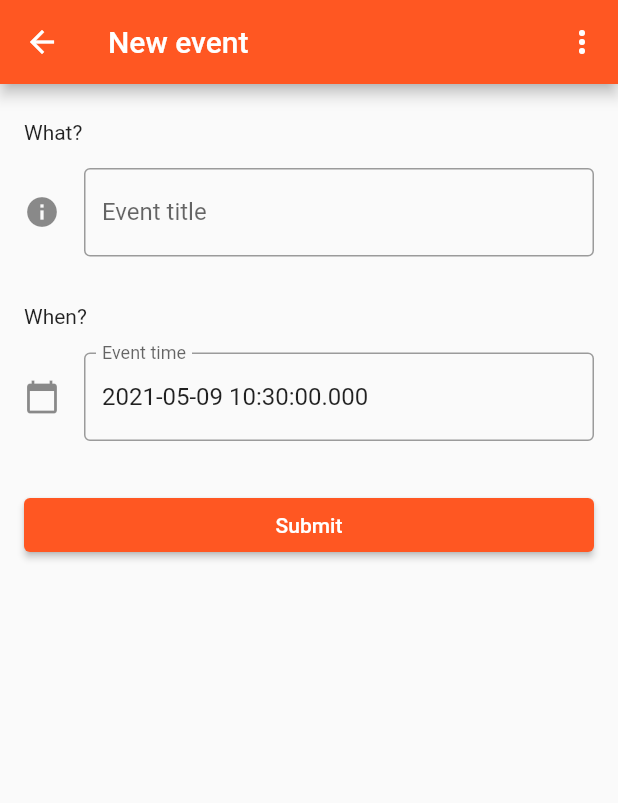
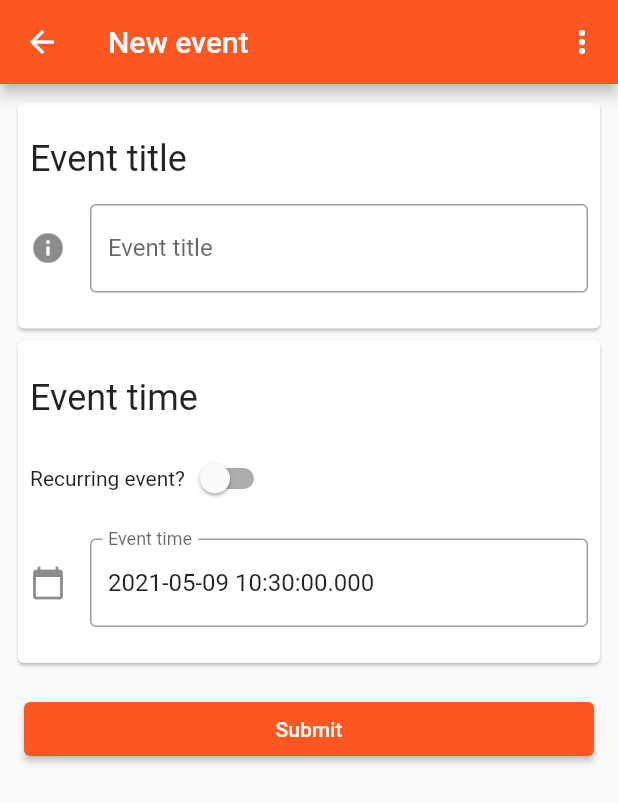
Before and after one commit to ggiuffre/patterns, a Flutter app: the NewEventPage screen opened directly with empty values, on a phone screen of 412 x 824 dp. Shown: the top 803 px of the screen. Run offline on Flutter 3.47's test engine with Material 2 defaults, Android fonts, the phone set to English and light mode, and no system bars; our stand-ins replace cloud_firestore, firebase_auth, firebase_core, flutter_riverpod, shared_preferences; accounts and stored records are empty.

Commit message:
Allow to create recurring events (WIP)

```diff
--- a/lib/ui/components/new_event_form.dart
+++ b/lib/ui/components/new_event_form.dart
@@ -12,6 +12,16 @@ class NewEventForm extends StatefulWidget {
   @override
   _NewEventFormState createState() => _NewEventFormState();
 }
+
+const weekDays = {
+  DateTime.monday: "Monday",
+  DateTime.tuesday: "Tuesday",
+  DateTime.wednesday: "Wednesday",
+  DateTime.thursday: "Thursday",
+  DateTime.friday: "Friday",
+  DateTime.saturday: "Saturday",
+  DateTime.sunday: "Sunday",
+};
 
 class _NewEventFormState extends State<NewEventForm> {
   static const List<String> _textFieldHints = <String>[
@@ -30,6 +40,8 @@ class _NewEventFormState extends State<NewEventForm> {
 
   String _eventTitle = "";
   DateTime _eventTime = DateTime.now();
+  bool _recurringEvent = false; // whether the event being creates recurs at a precise time interval
+  int _recurringEventTime = DateTime.monday; // when the event being created occurs, if it is a recurring one
   bool _addingEvent = false; // whether an event is in the process of being added
 
   @override
@@ -44,14 +56,15 @@ class _NewEventFormState extends State<NewEventForm> {
         child: ListView(
           padding: const EdgeInsets.all(8.0),
           children: [
-            Padding(
-              padding: const EdgeInsets.symmetric(vertical: 8.0),
+            Card(
+              child: Padding(
+                padding: const EdgeInsets.symmetric(vertical: 16.0),
                 child: Column(
                   crossAxisAlignment: CrossAxisAlignment.start,
                   children: [
-                  const Padding(
-                    padding: EdgeInsets.all(8.0),
-                    child: Text("What?"),
+                    Padding(
+                      padding: const EdgeInsets.all(8.0),
+                      child: Text("Event title", style: Theme.of(context).textTheme.headline5),
                     ),
                     Padding(
                       padding: const EdgeInsets.all(8.0),
@@ -111,18 +124,41 @@ class _NewEventFormState extends State<NewEventForm> {
                   ],
                 ),
               ),
-            Padding(
-              padding: const EdgeInsets.symmetric(vertical: 8.0),
+            ),
+            Card(
+              child: Padding(
+                padding: const EdgeInsets.symmetric(vertical: 16.0),
                 child: Column(
                   crossAxisAlignment: CrossAxisAlignment.start,
                   children: [
-                  const Padding(
-                    padding: EdgeInsets.all(8.0),
-                    child: Text("When?"),
+                    Padding(
+                      padding: const EdgeInsets.all(8.0),
+                      child: Text("Event time", style: Theme.of(context).textTheme.headline5),
                     ),
                     Padding(
                       padding: const EdgeInsets.all(8.0),
-                    child: TextFormField(
+                      child: Row(
+                        children: [
+                          const Text("Recurring event?"),
+                          Switch(value: _recurringEvent, onChanged: (v) => setState(() => _recurringEvent = v)),
+                        ],
+                      ),
+                    ),
+                    Padding(
+                      padding: const EdgeInsets.all(8.0),
+                      child: _recurringEvent
+                          ? Column(
+                              children: [
+                                for (final weekDay in weekDays.keys)
+                                  RadioListTile<int>(
+                                    title: Text("Every ${weekDays[weekDay]}"),
+                                    value: weekDay,
+                                    groupValue: _recurringEventTime,
+                                    onChanged: (v) => setState(() => _recurringEventTime = v ?? _recurringEventTime),
+                                  ),
+                              ],
+                            )
+                          : TextFormField(
                               controller: _dateFieldController,
                               onTap: () async {
                                 final newTime = await _selectDate(context);
@@ -139,6 +175,7 @@ class _NewEventFormState extends State<NewEventForm> {
                   ],
                 ),
               ),
+            ),
             Padding(
               padding: const EdgeInsets.symmetric(vertical: 16.0, horizontal: 8.0),
               child: _addingEvent
@@ -147,7 +184,16 @@ class _NewEventFormState extends State<NewEventForm> {
                       onPressed: () async {
                         if (_formKey.currentState!.validate()) {
                           setState(() => _addingEvent = true);
+                          if (_recurringEvent) {
+                            final currentWeekDay = DateTime.now().weekday;
+                            final offset = _recurringEventTime - currentWeekDay % 7;
+                            final recurringEventClosestDate = DateTime.now().add(Duration(days: offset));
+                            List.generate(5, (index) => recurringEventClosestDate.add(Duration(days: (index - 3) * 7)))
+                                .map((t) => Event(_eventTitle, t))
+                                .forEach((event) async => await context.read(eventProvider).add(event));
+                          } else {
                             await context.read(eventProvider).add(Event(_eventTitle, _eventTime));
+                          }
                           widget.onSubmit();
                         }
                       },
--- a/lib/ui/components/user_app_bar.dart
+++ b/lib/ui/components/user_app_bar.dart
@@ -13,7 +13,7 @@ class UserAppBar extends AppBar {
                   child: TextButton.icon(
                     onPressed: FirebaseAuth.instance.signOut,
                     icon: const Icon(Icons.logout),
-                    label: const Text("Log out"),
+                    label: Text("Log out ${FirebaseAuth.instance.currentUser?.email}"),
                   ),
                 ),
               ],
```
Lines whose indentation alone changed are shown as unchanged.
